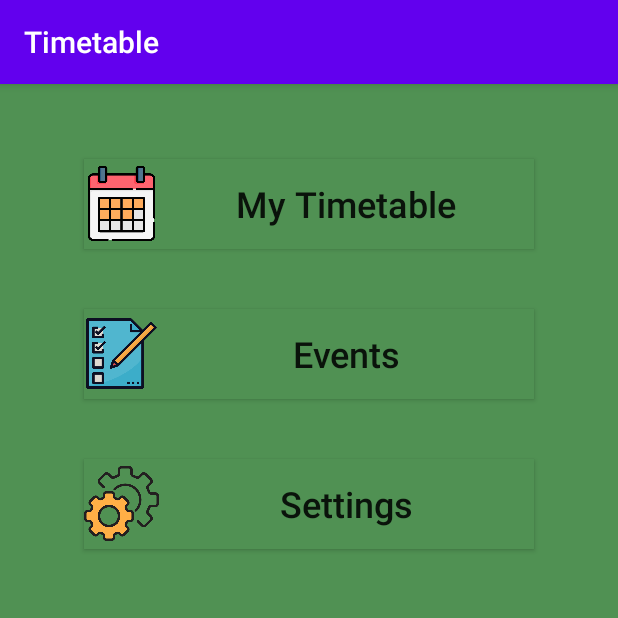
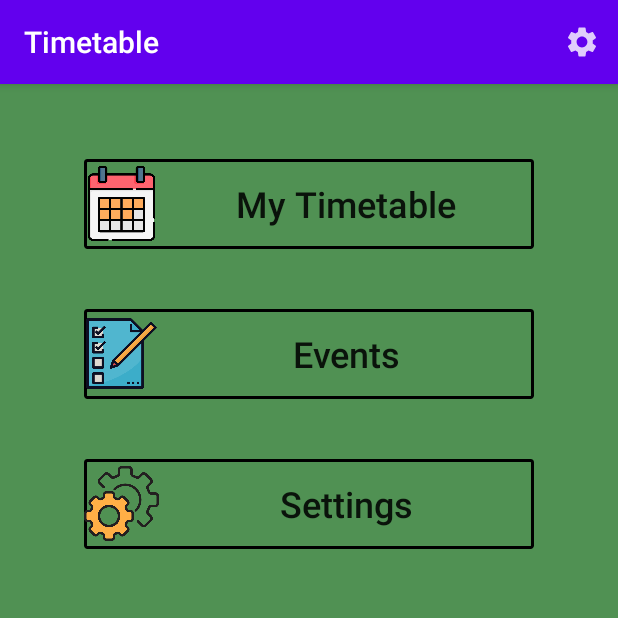
Before and after one commit to andreitraistaru/Timetable, an Android app: the screen it shows after launch (MainActivity), on a phone screen of 412 x 824 dp, the top half of it. Run offline under Robolectric (Android 15) with nearby library versions, the phone set to English and light mode, and no system bars.

Commit message:
Option menu created for implementing a settings activity.

```diff
--- a/app/src/main/java/com/timetable/MainActivity.java
+++ b/app/src/main/java/com/timetable/MainActivity.java
@@ -1,14 +1,32 @@
 package com.timetable;
 
+import androidx.annotation.NonNull;
 import androidx.appcompat.app.AppCompatActivity;
 
 import android.os.Bundle;
+import android.view.Menu;
+import android.view.MenuItem;
+import android.widget.Toast;
 
 public class MainActivity extends AppCompatActivity {
 
-    @Override
+      @Override
     protected void onCreate(Bundle savedInstanceState) {
         super.onCreate(savedInstanceState);
         setContentView(R.layout.activity_main);
     }
+
+    @Override
+    public boolean onCreateOptionsMenu(Menu menu) {
+        getMenuInflater().inflate(R.menu.menu_main, menu);
+
+        return true;
+    }
+
+    @Override
+    public boolean onOptionsItemSelected(@NonNull MenuItem item) {
+        Toast.makeText(this, "Settings clicked!", Toast.LENGTH_SHORT).show();
+
+        return true;
+    }
 }
--- /dev/null
+++ b/app/src/main/res/drawable-anydpi/settings_menu_icon.xml
@@ -0,0 +1,11 @@
+<vector xmlns:android="http://schemas.android.com/apk/res/android"
+    android:width="24dp"
+    android:height="24dp"
+    android:viewportWidth="24"
+    android:viewportHeight="24"
+    android:tint="#FFFFFF"
+    android:alpha="0.8">
+  <path
+      android:fillColor="@android:color/white"
+      android:pathData="M19.14,12.94c0.04,-0.3 0.06,-0.61 0.06,-0.94c0,-0.32 -0.02,-0.64 -0.07,-0.94l2.03,-1.58c0.18,-0.14 0.23,-0.41 0.12,-0.61l-1.92,-3.32c-0.12,-0.22 -0.37,-0.29 -0.59,-0.22l-2.39,0.96c-0.5,-0.38 -1.03,-0.7 -1.62,-0.94L14.4,2.81c-0.04,-0.24 -0.24,-0.41 -0.48,-0.41h-3.84c-0.24,0 -0.43,0.17 -0.47,0.41L9.25,5.35C8.66,5.59 8.12,5.92 7.63,6.29L5.24,5.33c-0.22,-0.08 -0.47,0 -0.59,0.22L2.74,8.87C2.62,9.08 2.66,9.34 2.86,9.48l2.03,1.58C4.84,11.36 4.8,11.69 4.8,12s0.02,0.64 0.07,0.94l-2.03,1.58c-0.18,0.14 -0.23,0.41 -0.12,0.61l1.92,3.32c0.12,0.22 0.37,0.29 0.59,0.22l2.39,-0.96c0.5,0.38 1.03,0.7 1.62,0.94l0.36,2.54c0.05,0.24 0.24,0.41 0.48,0.41h3.84c0.24,0 0.44,-0.17 0.47,-0.41l0.36,-2.54c0.59,-0.24 1.13,-0.56 1.62,-0.94l2.39,0.96c0.22,0.08 0.47,0 0.59,-0.22l1.92,-3.32c0.12,-0.22 0.07,-0.47 -0.12,-0.61L19.14,12.94zM12,15.6c-1.98,0 -3.6,-1.62 -3.6,-3.6s1.62,-3.6 3.6,-3.6s3.6,1.62 3.6,3.6S13.98,15.6 12,15.6z"/>
+</vector>
--- /dev/null
+++ b/app/src/main/res/drawable/button_border.xml
@@ -0,0 +1,9 @@
+<?xml version="1.0" encoding="utf-8"?>
+<shape xmlns:android="http://schemas.android.com/apk/res/android"
+    android:shape="rectangle">
+
+    <corners android:radius="1dp"/>
+    <stroke
+        android:width="3px"
+        android:color="#000000"/>
+</shape>
--- a/app/src/main/res/layout/activity_main.xml
+++ b/app/src/main/res/layout/activity_main.xml
@@ -12,7 +12,7 @@
         android:layout_width="300dp"
         android:layout_height="60dp"
         android:layout_marginTop="50dp"
-        android:background="@color/backgroundMainActivity"
+        android:background="@drawable/button_border"
         android:drawableStart="@drawable/timetable_icon_small"
         android:shadowColor="#FFFFFF"
         android:soundEffectsEnabled="false"
@@ -29,7 +29,7 @@
         android:layout_width="300dp"
         android:layout_height="60dp"
         android:layout_marginTop="40dp"
-        android:background="@color/backgroundMainActivity"
+        android:background="@drawable/button_border"
         android:drawableStart="@drawable/settings_icon_small"
         android:soundEffectsEnabled="false"
         android:text="@string/settings_button_text"
@@ -45,7 +45,7 @@
         android:layout_width="300dp"
         android:layout_height="60dp"
         android:layout_marginTop="40dp"
-        android:background="@color/backgroundMainActivity"
+        android:background="@drawable/button_border"
         android:drawableStart="@drawable/events_icon_small"
         android:soundEffectsEnabled="false"
         android:text="@string/events_button_text"
--- /dev/null
+++ b/app/src/main/res/menu/menu_main.xml
@@ -0,0 +1,12 @@
+<menu xmlns:android="http://schemas.android.com/apk/res/android"
+    xmlns:app="http://schemas.android.com/apk/res-auto"
+    xmlns:tools="http://schemas.android.com/tools"
+    tools:context="com.timetable.MainActivity">
+
+    <item
+        android:id="@+id/actionSettings"
+        android:orderInCategory="100"
+        android:title="@string/action_settings"
+        android:icon="@drawable/settings_menu_icon"
+        app:showAsAction="ifRoom" />
+</menu>
--- a/app/src/main/res/values/strings.xml
+++ b/app/src/main/res/values/strings.xml
@@ -3,4 +3,5 @@
     <string name="timetable_button_text">My Timetable</string>
     <string name="events_button_text">Events</string>
     <string name="settings_button_text">Settings</string>
+    <string name="action_settings">actionSettings</string>
 </resources>
```
Also changed, not shown: app/src/main/res/drawable-hdpi/settings_menu_icon.png (added), app/src/main/res/drawable-mdpi/settings_menu_icon.png (added), app/src/main/res/drawable-xhdpi/settings_menu_icon.png (added), app/src/main/res/drawable-xxhdpi/settings_menu_icon.png (added).
